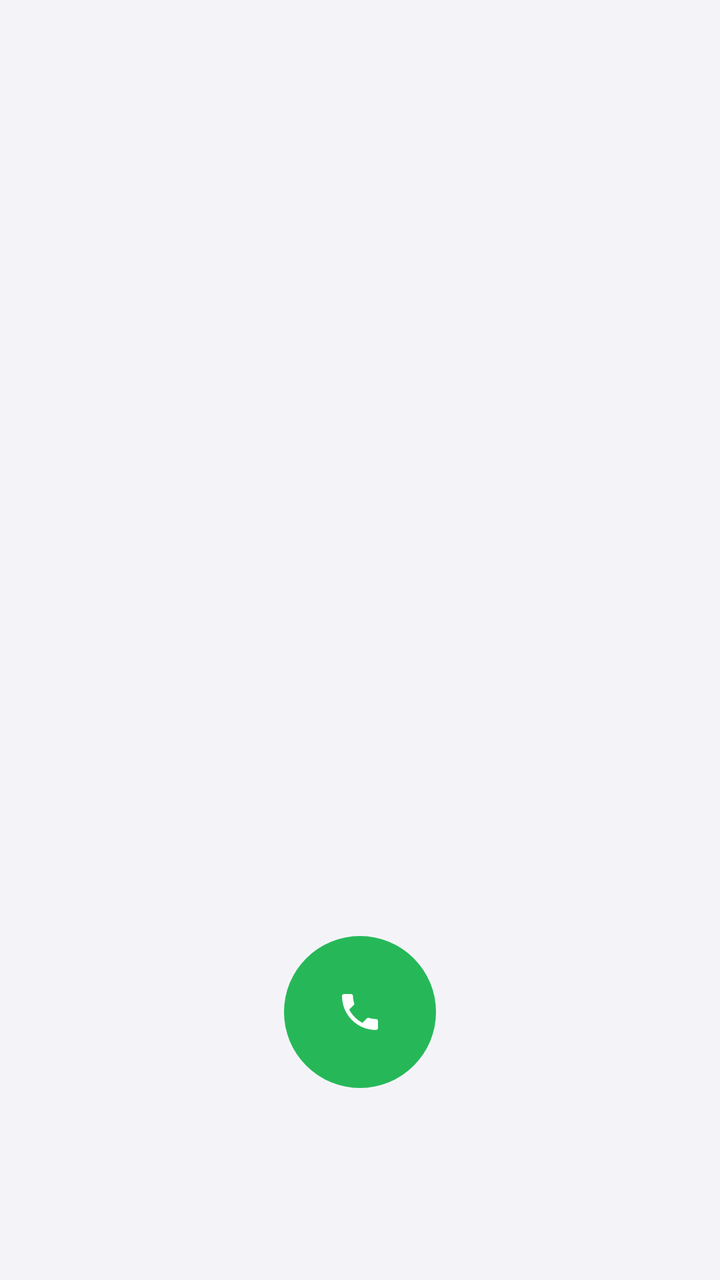
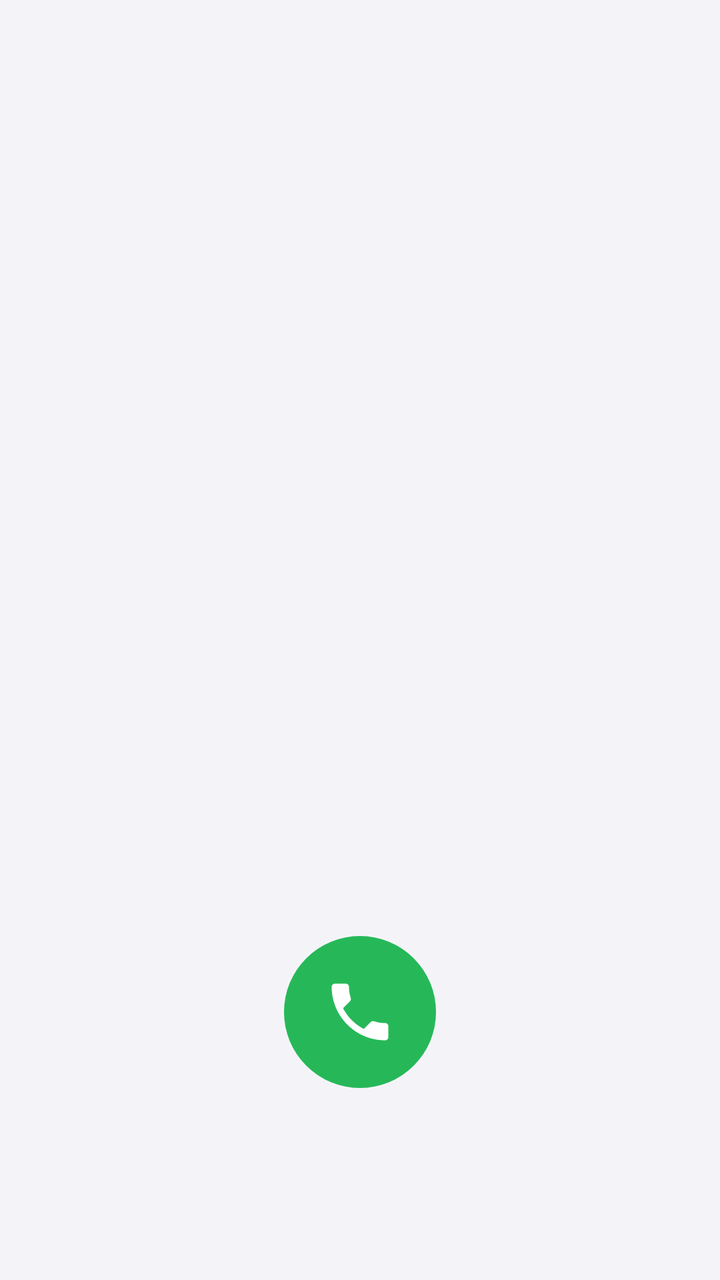

Before-and-after screenshots of an Android layout around one commit, followed by the original layout XML and the change that was made.
<!-- AndroidManifest.xml: application theme Theme.CallAssist -->
<!-- res/layout/page_keypad.xml -->
<?xml version="1.0" encoding="utf-8"?>
<FrameLayout xmlns:android="http://schemas.android.com/apk/res/android"
    xmlns:app="http://schemas.android.com/apk/res-auto"
    android:layout_width="match_parent"
    android:layout_height="match_parent">

    <LinearLayout
        android:layout_width="match_parent"
        android:layout_height="match_parent"
        android:orientation="vertical"
        android:paddingBottom="92dp">

        <TextView
            android:id="@+id/suggestionsEmpty"
            android:layout_width="match_parent"
            android:layout_height="0dp"
            android:layout_weight="1"
            android:gravity="center"
            android:textColor="@color/textSecondary"
            android:textSize="15sp" />

        <androidx.recyclerview.widget.RecyclerView
            android:id="@+id/suggestionsList"
            android:layout_width="match_parent"
            android:layout_height="0dp"
            android:layout_weight="1"
            android:clipToPadding="false"
            android:paddingTop="40dp"
            android:scrollbars="none"
            android:visibility="gone" />

        <LinearLayout
            android:id="@+id/keypadPanel"
            android:layout_width="match_parent"
            android:layout_height="wrap_content"
            android:orientation="vertical">

            <LinearLayout
                android:layout_width="match_parent"
                android:layout_height="wrap_content"
                android:gravity="center_vertical"
                android:orientation="horizontal"
                android:paddingStart="56dp"
                android:paddingEnd="12dp">

                <TextView
                    android:id="@+id/numberDisplay"
                    android:layout_width="0dp"
                    android:layout_height="wrap_content"
                    android:layout_weight="1"
                    android:ellipsize="start"
                    android:gravity="center"
                    android:maxLines="1"
                    android:minHeight="60dp"
                    android:textSize="34sp" />

                <ImageButton
                    android:id="@+id/btnBackspace"
                    android:layout_width="48dp"
                    android:layout_height="48dp"
                    android:background="?android:attr/selectableItemBackgroundBorderless"
                    android:contentDescription="Backspace"
                    android:src="@drawable/ic_backspace"
                    android:visibility="invisible"
                    app:tint="@color/textSecondary" />
            </LinearLayout>

            <GridLayout
                android:id="@+id/keypadGrid"
                android:layout_width="match_parent"
                android:layout_height="wrap_content"
                android:columnCount="3"
                android:paddingStart="24dp"
                android:paddingEnd="24dp" />

            <FrameLayout
                android:layout_width="match_parent"
                android:layout_height="wrap_content"
                android:paddingTop="8dp"
                android:paddingBottom="4dp">

                <ImageButton
                    android:id="@+id/btnDial"
                    android:layout_width="76dp"
                    android:layout_height="76dp"
                    android:layout_gravity="center"
                    android:background="@drawable/bg_circle"
                    android:backgroundTint="@color/green"
                    android:contentDescription="Call"
                    android:scaleType="center"
                    android:src="@drawable/ic_phone"
                    app:tint="#FFFFFF" />
            </FrameLayout>
        </LinearLayout>
    </LinearLayout>

    <ImageButton
        android:id="@+id/fabKeypad"
        android:layout_width="62dp"
        android:layout_height="62dp"
        android:layout_gravity="bottom|end"
        android:layout_marginEnd="24dp"
        android:layout_marginBottom="104dp"
        android:background="@drawable/bg_circle"
        android:backgroundTint="@color/green"
        android:contentDescription="Show keypad"
        android:elevation="8dp"
        android:scaleType="center"
        android:src="@drawable/ic_dialpad"
        android:visibility="gone"
        app:tint="#FFFFFF" />
</FrameLayout>
<!-- resources referenced by this layout -->
<resources>
  <color name="green">#26B858</color>
  <color name="textSecondary">#73737C</color>
  <!-- drawable bg_circle (drawable) -->
  <?xml version="1.0" encoding="utf-8"?>
  <shape xmlns:android="http://schemas.android.com/apk/res/android" android:shape="oval">
      <solid android:color="#FFFFFF" />
  </shape>
  <!-- drawable ic_backspace (drawable) -->
  <?xml version="1.0" encoding="utf-8"?>
  <vector xmlns:android="http://schemas.android.com/apk/res/android"
      android:width="24dp"
      android:height="24dp"
      android:viewportWidth="24"
      android:viewportHeight="24">
      <path
          android:fillColor="#FF888888"
          android:pathData="M22,3H7c-0.69,0 -1.23,0.35 -1.59,0.88L0,12l5.41,8.11c0.36,0.53 0.9,0.89 1.59,0.89h15c1.1,0 2,-0.9 2,-2V5c0,-1.1 -0.9,-2 -2,-2zM19,15.59 L17.59,17 14,13.41 10.41,17 9,15.59 12.59,12 9,8.41 10.41,7 14,10.59 17.59,7 19,8.41 15.41,12 19,15.59z" />
  </vector>
  <!-- drawable ic_phone (drawable) -->
  <?xml version="1.0" encoding="utf-8"?>
  <vector xmlns:android="http://schemas.android.com/apk/res/android"
      android:width="24dp"
      android:height="24dp"
      android:viewportWidth="24"
      android:viewportHeight="24">
      <path
          android:fillColor="#FFFFFF"
          android:pathData="M6.62,10.79c1.44,2.83 3.76,5.14 6.59,6.59l2.2,-2.2c0.27,-0.27 0.67,-0.36 1.02,-0.24 1.12,0.37 2.33,0.57 3.57,0.57 0.55,0 1,0.45 1,1V20c0,0.55 -0.45,1 -1,1 -9.39,0 -17,-7.61 -17,-17 0,-0.55 0.45,-1 1,-1h3.5c0.55,0 1,0.45 1,1 0,1.25 0.2,2.45 0.57,3.57 0.11,0.35 0.03,0.74 -0.25,1.02l-2.2,2.2z" />
  </vector>
  <color name="bg">#F4F4F8</color>
  <color name="card">#FFFFFF</color>
  <color name="card2">#ECECF1</color>
  <color name="accent">#2E6FE8</color>
  <color name="accentSoft">#DCE8FF</color>
  <color name="textPrimary">#17171A</color>
  <style name="AppButton" parent="Widget.Material3.Button">
          <item name="backgroundTint">@color/card2</item>
          <item name="android:textColor">@color/textPrimary</item>
          <item name="cornerRadius">24dp</item>
          <item name="android:textAllCaps">false</item>
          <item name="android:letterSpacing">0</item>
          <item name="android:textSize">15sp</item>
          <item name="android:insetTop">4dp</item>
          <item name="android:insetBottom">4dp</item>
      </style>
  <style name="GlassAlertDialog" parent="ThemeOverlay.Material3.MaterialAlertDialog">
          <item name="alertDialogStyle">@style/GlassAlertDialogStyle</item>
          <item name="materialAlertDialogTitleTextStyle">@style/GlassAlertTitle</item>
          <item name="buttonBarPositiveButtonStyle">@style/GlassAlertButton</item>
          <item name="buttonBarNegativeButtonStyle">@style/GlassAlertButton</item>
          <item name="buttonBarNeutralButtonStyle">@style/GlassAlertButton</item>
          <item name="android:backgroundDimAmount">0.55</item>
      </style>
  <style name="GlassAlertDialogStyle" parent="MaterialAlertDialog.Material3">
          <item name="shapeAppearanceOverlay">@style/GlassAlertShape</item>
          <item name="backgroundTint">@color/navBg</item>
      </style>
  <style name="GlassAlertTitle" parent="MaterialAlertDialog.Material3.Title.Text">
          <item name="android:textColor">@color/textPrimary</item>
          <item name="android:textSize">20sp</item>
          <item name="android:textStyle">bold</item>
      </style>
  <style name="GlassAlertButton" parent="Widget.Material3.Button.TextButton.Dialog">
          <item name="android:textColor">@color/accent</item>
          <item name="android:textAllCaps">false</item>
          <item name="android:textSize">16sp</item>
          <item name="android:letterSpacing">0</item>
      </style>
  <style name="GlassAlertShape">
          <item name="cornerFamily">rounded</item>
          <item name="cornerSize">30dp</item>
      </style>
  <color name="navBg">#F2F4F4F8</color>
</resources>

<!-- the commit's change to res/layout/page_keypad.xml (unified diff, before → after) -->
@@ -79,6 +79,7 @@
                 android:paddingTop="8dp"
                 android:paddingBottom="4dp">
 
+                
                 <ImageButton
                     android:id="@+id/btnDial"
                     android:layout_width="76dp"
@@ -87,7 +88,8 @@
                     android:background="@drawable/bg_circle"
                     android:backgroundTint="@color/green"
                     android:contentDescription="Call"
-                    android:scaleType="center"
+                    android:padding="22dp"
+                    android:scaleType="fitCenter"
                     android:src="@drawable/ic_phone"
                     app:tint="#FFFFFF" />
             </FrameLayout>
<!-- resource entries referenced after the edit -->
@@ -27,7 +27,7 @@
       android:viewportHeight="24">
       <path
           android:fillColor="#FFFFFF"
-          android:pathData="M6.62,10.79c1.44,2.83 3.76,5.14 6.59,6.59l2.2,-2.2c0.27,-0.27 0.67,-0.36 1.02,-0.24 1.12,0.37 2.33,0.57 3.57,0.57 0.55,0 1,0.45 1,1V20c0,0.55 -0.45,1 -1,1 -9.39,0 -17,-7.61 -17,-17 0,-0.55 0.45,-1 1,-1h3.5c0.55,0 1,0.45 1,1 0,1.25 0.2,2.45 0.57,3.57 0.11,0.35 0.03,0.74 -0.25,1.02l-2.2,2.2z" />
+          android:pathData="M5.65 10.57c1.7 3.34 4.44 6.07 7.78 7.78l2.6-2.6c0.32-0.32 0.79-0.42 1.2-0.28 1.32 0.44 2.75 0.67 4.21 0.67 0.65 0 1.18 0.53 1.18 1.18V21.44c0 0.65-0.53 1.18-1.18 1.18-11.08 0-20.06-8.98-20.06-20.06 0-0.65 0.53-1.18 1.18-1.18h4.13c0.65 0 1.18 0.53 1.18 1.18 0 1.47 0.24 2.89 0.67 4.21 0.13 0.41 0.04 0.87-0.29 1.2l-2.6 2.6z" />
   </vector>
   <color name="bg">#F4F4F8</color>
   <color name="card">#FFFFFF</color>
